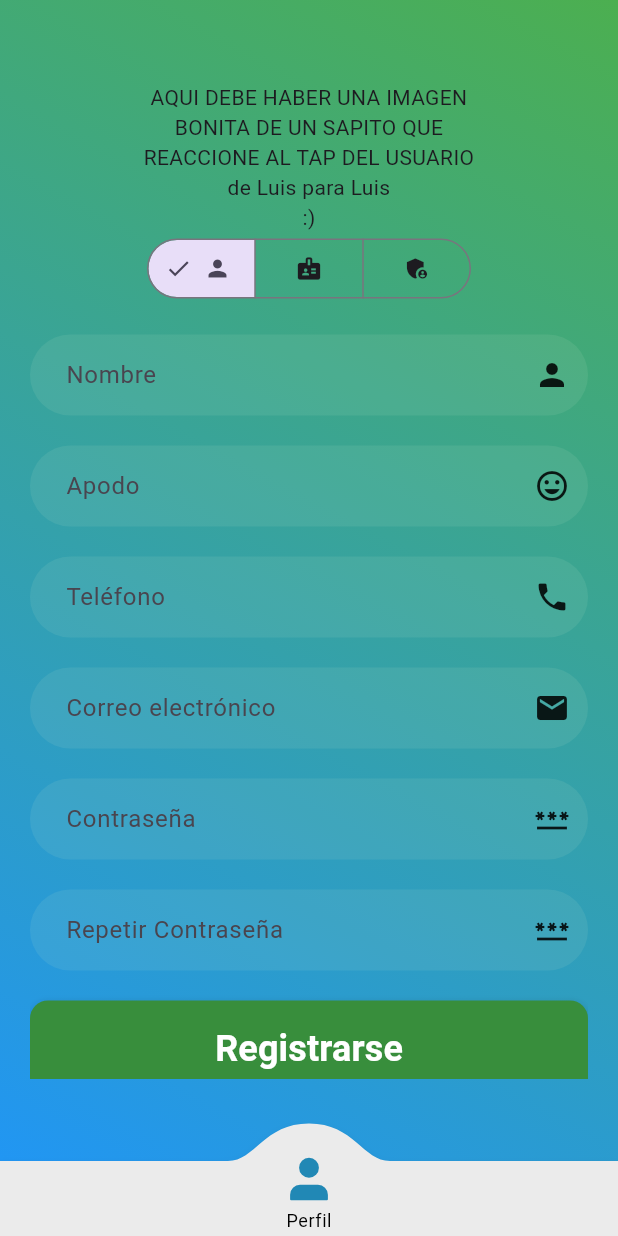
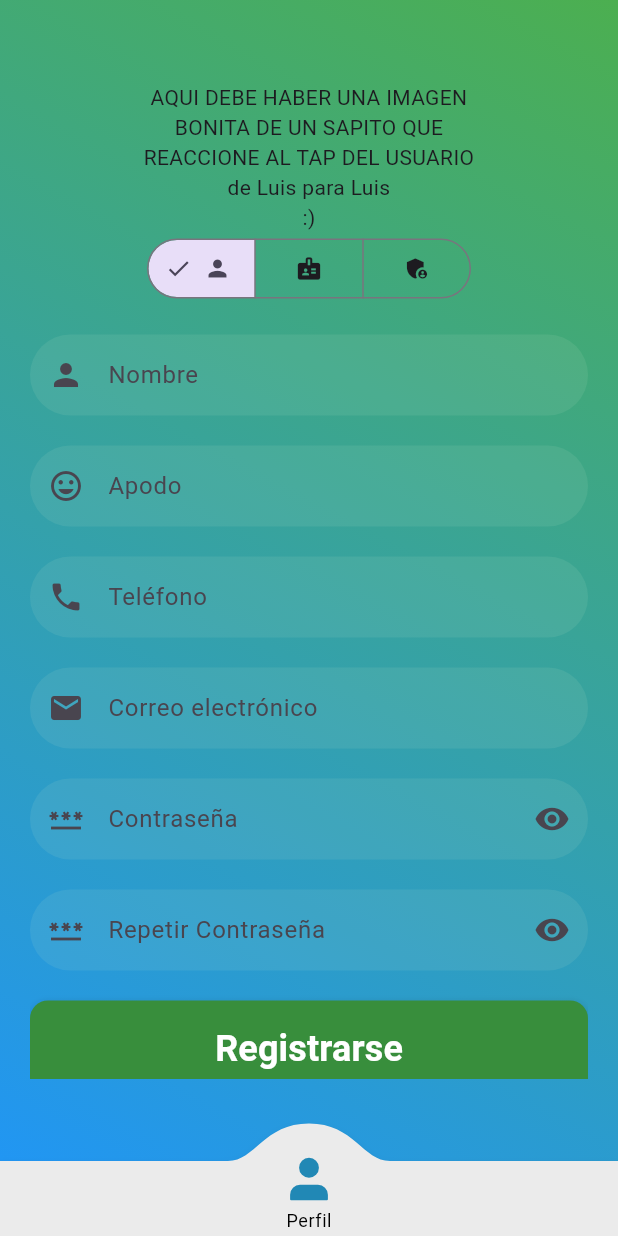
Before and after one commit to Skrillboss/no_wait, a Flutter app: the screen it shows after launch, after a tap on "Registrate!", on a phone screen of 412 x 824 dp. Run offline on Flutter 3.47's test engine with Material 3 defaults, Android fonts, the phone set to English and light mode, and no system bars; drawn by our look-alikes of convex_bottom_bar; our stand-ins replace flutter_dotenv, flutter_rating_stars, flutter_secure_storage, flutter_settings_screens, flutter_svg, geolocator and 5 more; missing offline and left inert: mobile_scanner; accounts and stored records are empty; generated files the repository leaves out were written again; statements that could not run were skipped.

Commit message:
Implemented: hide or not the password

```diff
--- a/lib/presentation/views/auth/login_user_view.dart
+++ b/lib/presentation/views/auth/login_user_view.dart
@@ -99,7 +99,7 @@ class _LoginUserViewState extends State<LoginUserView> {
     List<Widget> inputs = [
       CustomInputWidget(
         hintText: AppLocalizations.of(context)!.nickname,
-        icon: Icons.person,
+        icon: const Icon(Icons.person),
         controller: _nickNameController,
         validator: (value) {
           if (value == null || value.isEmpty) {
@@ -113,7 +113,7 @@ class _LoginUserViewState extends State<LoginUserView> {
       CustomInputWidget(
         obscureText: true,
         hintText: AppLocalizations.of(context)!.passwordHint,
-        icon: Icons.password,
+        icon: const Icon(Icons.password),
         keyboardType: TextInputType.visiblePassword,
         controller: _passwordController,
         validator: (value) {
--- a/lib/presentation/views/auth/register_user_view.dart
+++ b/lib/presentation/views/auth/register_user_view.dart
@@ -203,7 +203,7 @@ class _RegisterUserViewState extends State<RegisterUserView> {
       ),
       CustomInputWidget(
         hintText: AppLocalizations.of(context)!.name,
-        icon: Icons.person,
+        icon: const Icon(Icons.person),
         controller: _nameController,
         validator: (value) {
           if (value == null || value.isEmpty) {
@@ -216,7 +216,7 @@ class _RegisterUserViewState extends State<RegisterUserView> {
       ),
       CustomInputWidget(
         hintText: AppLocalizations.of(context)!.nickname,
-        icon: Icons.tag_faces,
+        icon: const Icon(Icons.tag_faces),
         controller: _nickNameController,
         validator: (value) {
           if (value == null || value.isEmpty) {
@@ -229,7 +229,7 @@ class _RegisterUserViewState extends State<RegisterUserView> {
       ),
       CustomInputWidget(
         hintText: AppLocalizations.of(context)!.phone,
-        icon: Icons.phone,
+        icon: const Icon(Icons.phone),
         keyboardType: TextInputType.phone,
         controller: _phoneNumberController,
         validator: (value) {
@@ -247,7 +247,7 @@ class _RegisterUserViewState extends State<RegisterUserView> {
       ),
       CustomInputWidget(
         hintText: AppLocalizations.of(context)!.email,
-        icon: Icons.email,
+        icon: const Icon(Icons.email),
         keyboardType: TextInputType.emailAddress,
         controller: _emailController,
         validator: (String? value) {
@@ -260,7 +260,7 @@ class _RegisterUserViewState extends State<RegisterUserView> {
       CustomInputWidget(
         obscureText: true,
         hintText: AppLocalizations.of(context)!.passwordHint,
-        icon: Icons.password,
+        icon: const Icon(Icons.password),
         keyboardType: TextInputType.visiblePassword,
         controller: _passwordController,
         validator: (value) {
@@ -285,7 +285,7 @@ class _RegisterUserViewState extends State<RegisterUserView> {
       CustomInputWidget(
         obscureText: true,
         hintText: AppLocalizations.of(context)!.repeatPasswordHint,
-        icon: Icons.password,
+        icon: const Icon(Icons.password),
         keyboardType: TextInputType.visiblePassword,
         controller: _passwordRepeatController,
         validator: (value) {
@@ -314,7 +314,7 @@ class _RegisterUserViewState extends State<RegisterUserView> {
     List<Widget> paymentInfoInputs = [
       CustomInputWidget(
         hintText: 'Numero de tarjeta',
-        icon: Icons.numbers,
+        icon: const Icon(Icons.numbers),
         keyboardType: TextInputType.number,
         controller: _cardNumberController,
         validator: (String? value) {
@@ -326,7 +326,7 @@ class _RegisterUserViewState extends State<RegisterUserView> {
       ),
       CustomInputWidget(
         hintText: 'Nombre del propietario',
-        icon: Icons.person,
+        icon: const Icon(Icons.person),
         keyboardType: TextInputType.name,
         controller: _cardHolderNameController,
         validator: (String? value) {
@@ -338,7 +338,7 @@ class _RegisterUserViewState extends State<RegisterUserView> {
       ),
       CustomInputWidget(
         hintText: 'Fecha de vencimiento',
-        icon: Icons.date_range_sharp,
+        icon: const Icon(Icons.date_range_sharp),
         keyboardType: TextInputType.datetime,
         controller: _expiryDateController,
         validator: (String? value) {
@@ -350,7 +350,7 @@ class _RegisterUserViewState extends State<RegisterUserView> {
       ),
       CustomInputWidget(
         hintText: 'Tipo de tarjeta',
-        icon: Icons.credit_card_outlined,
+        icon: const Icon(Icons.credit_card_outlined),
         keyboardType: TextInputType.name,
         controller: _cardTypeController,
         validator: (String? value) {
@@ -362,7 +362,7 @@ class _RegisterUserViewState extends State<RegisterUserView> {
       ),
       CustomInputWidget(
         hintText: 'Cvv',
-        icon: Icons.security,
+        icon: const Icon(Icons.security),
         keyboardType: TextInputType.number,
         controller: _cvvController,
         validator: (String? value) {
@@ -377,7 +377,7 @@ class _RegisterUserViewState extends State<RegisterUserView> {
     List<Widget> businessInputs = [
       CustomInputWidget(
         hintText: 'Cif',
-        icon: Icons.add_business,
+        icon: const Icon(Icons.add_business),
         keyboardType: const TextInputType.numberWithOptions(),
         controller: _cifBusinessController,
         validator: (String? value) {
@@ -389,7 +389,7 @@ class _RegisterUserViewState extends State<RegisterUserView> {
       ),
       CustomInputWidget(
         hintText: 'Nombre del negocio',
-        icon: Icons.business,
+        icon: const Icon(Icons.business),
         keyboardType: TextInputType.name,
         controller: _nameBusinessController,
         validator: (String? value) {
@@ -401,7 +401,7 @@ class _RegisterUserViewState extends State<RegisterUserView> {
       ),
       CustomInputWidget(
         hintText: 'Teléfono del negocio',
-        icon: Icons.phone,
+        icon: const Icon(Icons.phone),
         keyboardType: TextInputType.phone,
         controller: _phoneBusinessController,
         validator: (String? value) {
@@ -419,7 +419,7 @@ class _RegisterUserViewState extends State<RegisterUserView> {
       ),
       CustomInputWidget(
         hintText: 'Dirección del negocio',
-        icon: Icons.location_on,
+        icon: const Icon(Icons.location_on),
         keyboardType: TextInputType.streetAddress,
         controller: _addressBusinessController,
         validator: (String? value) {
@@ -431,7 +431,7 @@ class _RegisterUserViewState extends State<RegisterUserView> {
       ),
       CustomInputWidget(
         hintText: 'Correo Electronico del negocio',
-        icon: Icons.email,
+        icon: const Icon(Icons.email),
         keyboardType: TextInputType.emailAddress,
         controller: _emailBusinessController,
         validator: (String? value) {
--- a/lib/presentation/widgets/custom_input_widget.dart
+++ b/lib/presentation/widgets/custom_input_widget.dart
@@ -1,40 +1,72 @@
 import 'package:flutter/material.dart';
 
-class CustomInputWidget extends StatelessWidget {
-  final String hintText;
-  final IconData icon;
+class CustomInputWidget extends StatefulWidget {
+  final String? hintText; // Mantengo el hintText
+  final Icon? icon; // Mantengo el icono existente
+  final bool obscureText;
   final TextEditingController? controller;
+  final String? Function(String?)? validator;
   final TextInputType keyboardType;
-  final bool obscureText;
-  final String? Function(String?)? validator;
 
   const CustomInputWidget({
-    super.key,
-    required this.hintText,
-    required this.icon,
+    Key? key,
+    this.hintText, // hintText opcional
+    this.icon, // icono opcional
+    this.obscureText = false, // Por defecto no es un campo de contraseña
     this.controller,
+    this.validator,
     this.keyboardType = TextInputType.text,
-    this.obscureText = false,
-    this.validator,
-  });
+  }) : super(key: key);
+
+  @override
+  _CustomInputWidgetState createState() => _CustomInputWidgetState();
+}
+
+class _CustomInputWidgetState extends State<CustomInputWidget> {
+  bool _obscureText = true;
+
+  @override
+  void initState() {
+    super.initState();
+    _obscureText = widget.obscureText; // Inicializamos según el parámetro
+  }
 
   @override
   Widget build(BuildContext context) {
     return TextFormField(
-      controller: controller,
-      keyboardType: keyboardType,
-      obscureText: obscureText,
-      validator: validator,
+      controller: widget.controller,
+      validator: widget.validator,
+      keyboardType: widget.keyboardType,
+      obscureText: _obscureText,
+      // Controla si el texto está oculto o no
       decoration: InputDecoration(
-        hintText: hintText,
-        suffixIcon: Icon(icon, color: Theme.of(context).iconTheme.color),
+        hintText: widget.hintText,
+        // Agregamos el hintText
+        prefixIcon: widget.icon,
+        // Mantiene el ícono existente
+        suffixIcon: widget.obscureText
+            ? IconButton(
+                icon: Icon(
+                  _obscureText ? Icons.visibility : Icons.visibility_off,
+                ),
+                onPressed: () {
+                  setState(() {
+                    _obscureText =
+                        !_obscureText; // Alternamos entre mostrar y ocultar
+                  });
+                },
+              )
+            : null,
+        // Si no es un campo de contraseña, no mostramos el ícono del ojo
         filled: true,
-        fillColor: Theme.of(context).inputDecorationTheme.fillColor ?? Theme.of(context).primaryColorLight.withOpacity(0.1),
+        fillColor: Theme.of(context).inputDecorationTheme.fillColor ??
+            Theme.of(context).primaryColorLight.withOpacity(0.1),
         border: OutlineInputBorder(
           borderRadius: BorderRadius.circular(50),
           borderSide: BorderSide.none, // Remove the border for a cleaner look
         ),
-        contentPadding: const EdgeInsets.symmetric(horizontal: 20.0, vertical: 15.0),
+        contentPadding:
+            const EdgeInsets.symmetric(horizontal: 20.0, vertical: 15.0),
       ),
     );
   }
```
